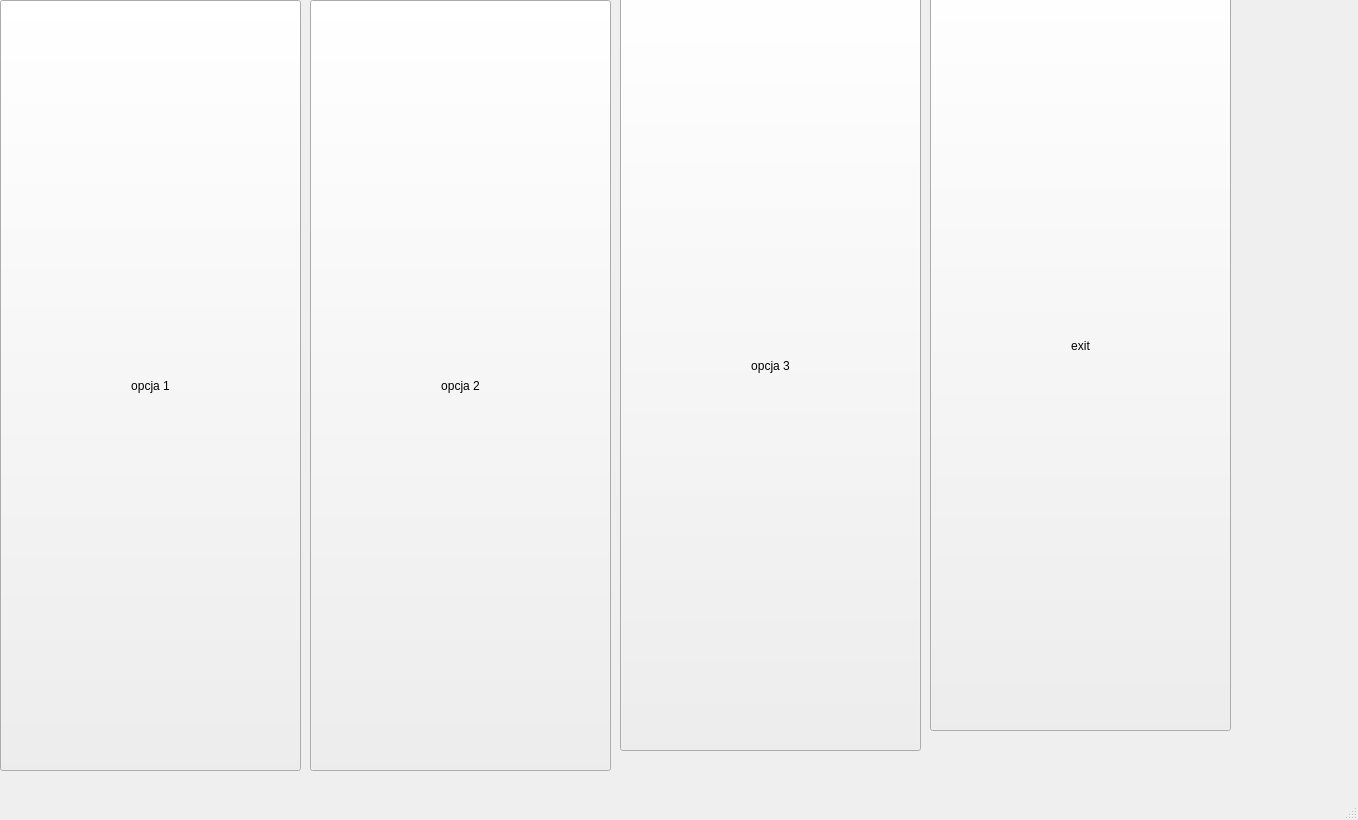
The window that home.ui (WAD3n/Projekt_pjf_IK1S0) describes before a commit, drawn with Qt 5.
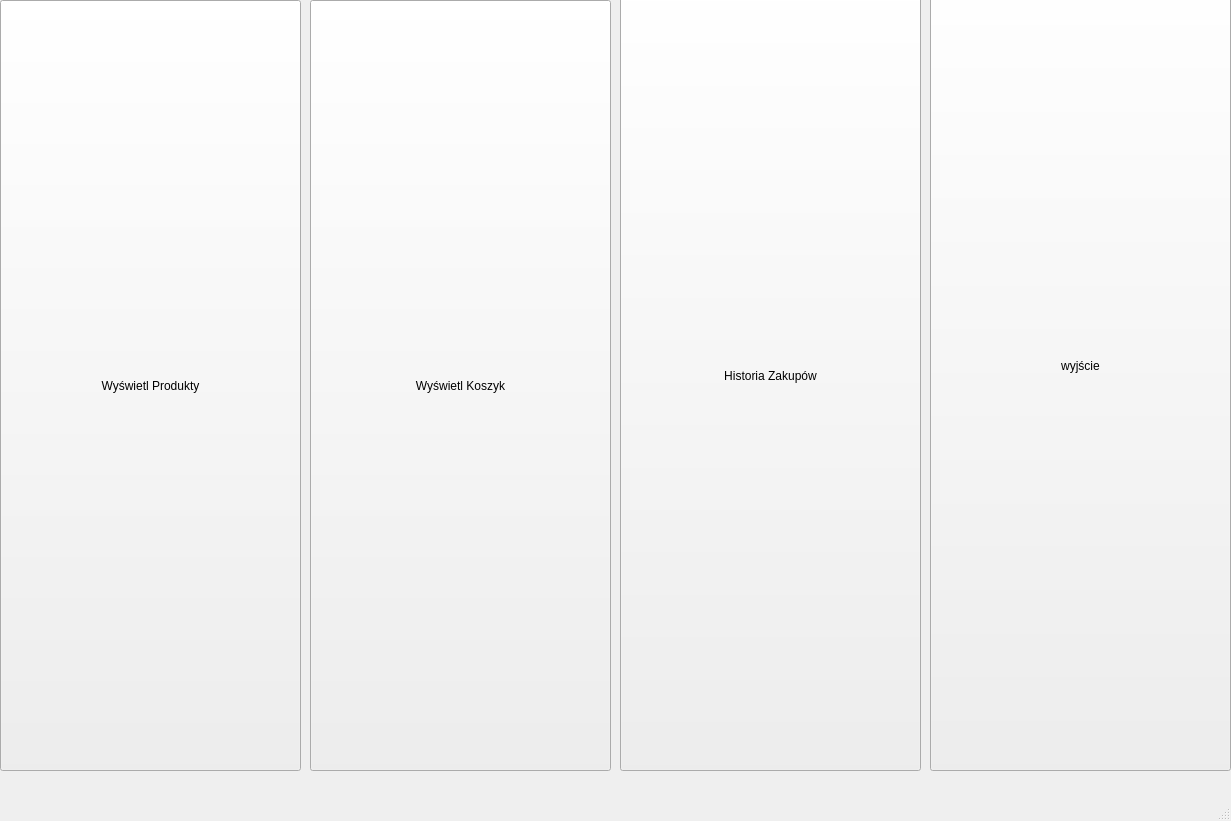
The same window after the commit.

```diff
--- a/home.ui
+++ b/home.ui
@@ -6,8 +6,8 @@
    <rect>
     <x>0</x>
     <y>0</y>
-    <width>1358</width>
-    <height>820</height>
+    <width>1231</width>
+    <height>821</height>
    </rect>
   </property>
   <property name="windowTitle">
@@ -24,7 +24,7 @@
      </rect>
     </property>
     <property name="text">
-     <string>opcja 1</string>
+     <string>Wyświetl Produkty</string>
     </property>
    </widget>
    <widget class="QPushButton" name="pushButton_2">
@@ -37,7 +37,7 @@
      </rect>
     </property>
     <property name="text">
-     <string>opcja 2</string>
+     <string>Wyświetl Koszyk</string>
     </property>
    </widget>
    <widget class="QPushButton" name="pushButton_3">
@@ -46,11 +46,11 @@
       <x>620</x>
       <y>-20</y>
       <width>301</width>
-      <height>771</height>
+      <height>791</height>
      </rect>
     </property>
     <property name="text">
-     <string>opcja 3</string>
+     <string>Historia Zakupów</string>
     </property>
    </widget>
    <widget class="QPushButton" name="pushButton_4">
@@ -59,11 +59,11 @@
       <x>930</x>
       <y>-40</y>
       <width>301</width>
-      <height>771</height>
+      <height>811</height>
      </rect>
     </property>
     <property name="text">
-     <string>exit</string>
+     <string>wyjście</string>
     </property>
    </widget>
   </widget>
```
Left out of the diff: 2 changed lines with no effect on the pictures.
